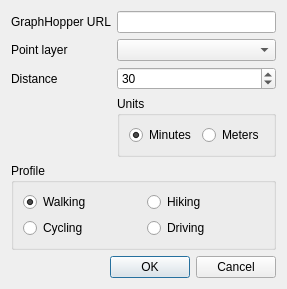
This is EdPlanning/resources/ui/main.ui in iiepdev/school-catchment-plugin as Qt 5 draws it before an edit. The edited form follows.
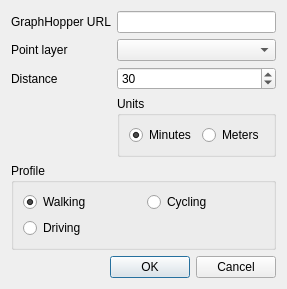
This is the edited form. Custom widgets are drawn as their Qt base class.

Commit message: Combine walking and hiking

```diff
--- a/EdPlanning/resources/ui/main.ui
+++ b/EdPlanning/resources/ui/main.ui
@@ -117,20 +117,13 @@
              </widget>
             </item>
             <item row="0" column="1">
-             <widget class="QRadioButton" name="radiobtn_hiking">
-              <property name="text">
-               <string>Hiking</string>
-              </property>
-             </widget>
-            </item>
-            <item row="1" column="0">
              <widget class="QRadioButton" name="radiobtn_cycling">
               <property name="text">
                <string>Cycling</string>
               </property>
              </widget>
             </item>
-            <item row="1" column="1">
+            <item row="1" column="0">
              <widget class="QRadioButton" name="radiobtn_driving">
               <property name="text">
                <string>Driving</string>
```
The commit also changes 3 other files.
